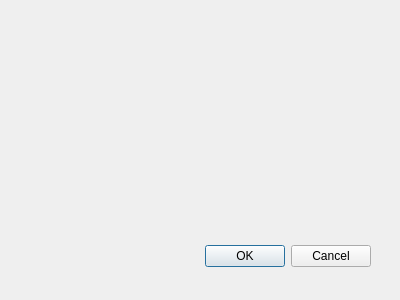
The window that web_service_plugin_dialog_base.ui (envirosolutionspl/integrator_uslug_danych_przestrzennych) describes before a commit, drawn with Qt 5.
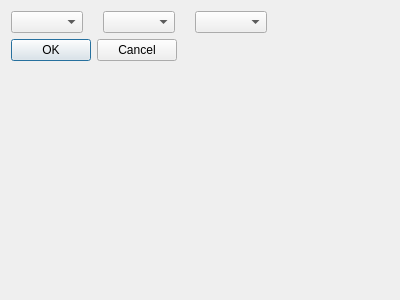
The same window after the commit.

Commit message:
Donie opcji wybory województwa, powiatu i gminy
Donie opcji wybory województwa, powiatu i gminy, trzeba jeszcze poprawić wielkość comboBoxów i dodać api

Patch:
```diff
--- a/web_service_plugin_dialog_base.ui
+++ b/web_service_plugin_dialog_base.ui
@@ -12,22 +12,70 @@
   <property name="windowTitle" >
    <string>web_service_plugin</string>
   </property>
-  <widget class="QDialogButtonBox" name="button_box" >
-   <property name="geometry" >
-    <rect>
-     <x>30</x>
-     <y>240</y>
-     <width>341</width>
-     <height>32</height>
-    </rect>
-   </property>
-   <property name="orientation" >
-    <enum>Qt::Horizontal</enum>
-   </property>
-   <property name="standardButtons" >
-    <set>QDialogButtonBox::Cancel|QDialogButtonBox::Ok</set>
-   </property>
-  </widget>
+  <layout class="QFormLayout" name="formLayout">
+   <item row="0" column="0">
+    <layout class="QHBoxLayout" name="horizontalLayout">
+     <item>
+      <widget class="QComboBox" name="comboBox_wojewodztwa"/>
+     </item>
+     <item>
+      <spacer name="horizontalSpacer">
+       <property name="orientation">
+        <enum>Qt::Horizontal</enum>
+       </property>
+       <property name="sizeHint" stdset="0">
+        <size>
+         <width>14</width>
+         <height>20</height>
+        </size>
+       </property>
+      </spacer>
+     </item>
+     <item>
+      <widget class="QComboBox" name="comboBox_powiaty"/>
+     </item>
+     <item>
+      <spacer name="horizontalSpacer_2">
+       <property name="orientation">
+        <enum>Qt::Horizontal</enum>
+       </property>
+       <property name="sizeHint" stdset="0">
+        <size>
+         <width>14</width>
+         <height>20</height>
+        </size>
+       </property>
+      </spacer>
+     </item>
+     <item>
+      <widget class="QComboBox" name="comboBox_gminy"/>
+     </item>
+     <item>
+      <spacer name="horizontalSpacer_3">
+       <property name="orientation">
+        <enum>Qt::Horizontal</enum>
+       </property>
+       <property name="sizeHint" stdset="0">
+        <size>
+         <width>40</width>
+         <height>20</height>
+        </size>
+       </property>
+      </spacer>
+     </item>
+    </layout>
+   </item>
+   <item row="2" column="0">
+    <widget class="QDialogButtonBox" name="button_box">
+     <property name="orientation">
+      <enum>Qt::Horizontal</enum>
+     </property>
+     <property name="standardButtons">
+      <set>QDialogButtonBox::Cancel|QDialogButtonBox::Ok</set>
+     </property>
+    </widget>
+   </item>
+  </layout>
  </widget>
  <resources/>
  <connections>
```
Left out of the diff: 33 changed lines with no effect on the pictures. The commit also changes 2 other files.
